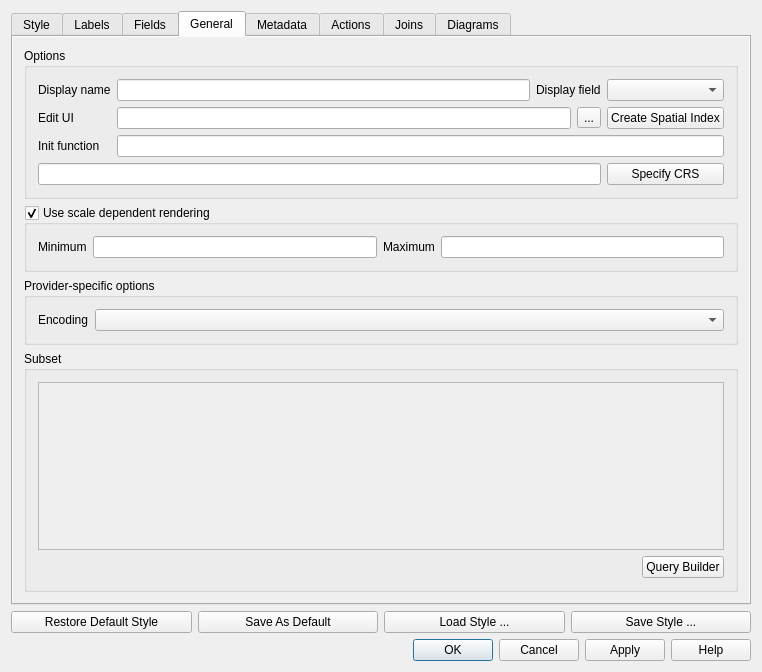
This is src/ui/qgsvectorlayerpropertiesbase.ui in qgis/QGIS as Qt 5 draws it before an edit. The edited form follows.
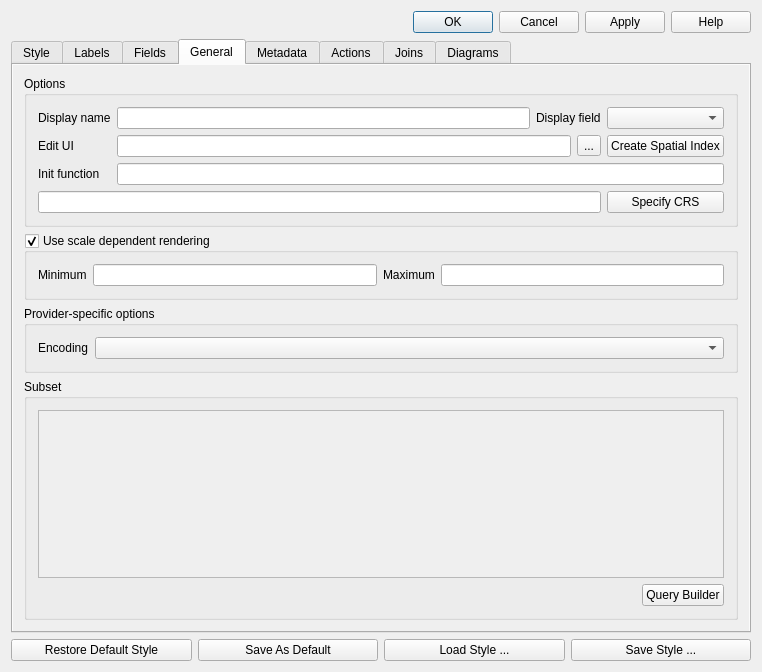
This is the edited form. The open tabs and pages were chosen to show the change. Icons and pictures are not drawn. Custom widgets are drawn as their Qt base class.

```diff
--- a/src/ui/qgsvectorlayerpropertiesbase.ui
+++ b/src/ui/qgsvectorlayerpropertiesbase.ui
@@ -21,7 +21,7 @@
    <bool>true</bool>
   </property>
   <layout class="QGridLayout" name="gridLayout_8">
-   <item row="0" column="0">
+   <item row="1" column="0">
     <widget class="QTabWidget" name="tabWidget">
      <property name="currentIndex">
       <number>0</number>
@@ -330,8 +330,8 @@
            <rect>
             <x>0</x>
             <y>0</y>
-            <width>746</width>
-            <height>569</height>
+            <width>446</width>
+            <height>481</height>
            </rect>
           </property>
           <layout class="QGridLayout" name="gridLayout_3">
@@ -1197,7 +1197,7 @@
      </widget>
     </widget>
    </item>
-   <item row="1" column="0">
+   <item row="2" column="0">
     <layout class="QHBoxLayout" name="horizontalLayout">
      <item>
       <widget class="QPushButton" name="pbnLoadDefaultStyle">
@@ -1229,7 +1229,7 @@
      </item>
     </layout>
    </item>
-   <item row="2" column="0">
+   <item row="0" column="0">
     <widget class="QDialogButtonBox" name="buttonBox">
      <property name="orientation">
       <enum>Qt::Horizontal</enum>
```
Left out of the diff: 1 changed line with no effect on the pictures.
